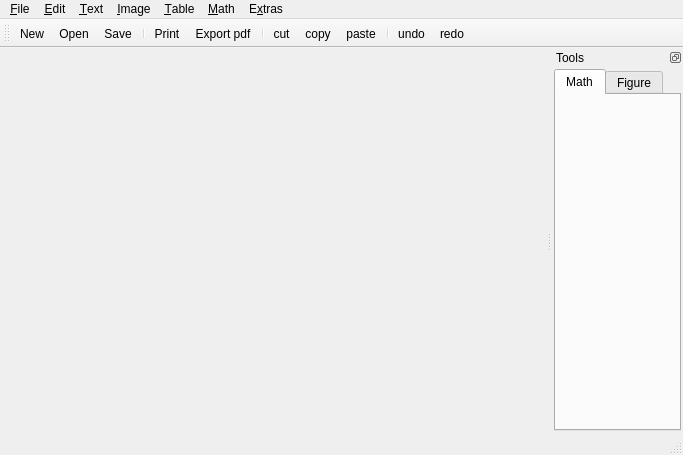
nfbyfm/TME, file src/MainApp/View/mainwindow.ui: the form before one commit.
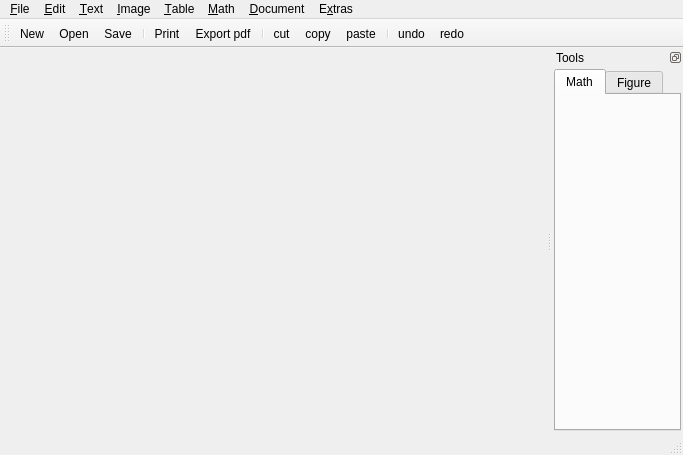
The form after the commit. Icons and pictures are not drawn.

Patch:
```diff
--- a/src/MainApp/View/mainwindow.ui
+++ b/src/MainApp/View/mainwindow.ui
@@ -143,12 +143,19 @@
     <addaction name="action_solve"/>
     <addaction name="actiondetect_formulas"/>
    </widget>
+   <widget class="QMenu" name="menu_Document">
+    <property name="title">
+     <string>&amp;Document</string>
+    </property>
+    <addaction name="action_DocumentProperties"/>
+   </widget>
    <addaction name="menu_File"/>
    <addaction name="menu_Edit"/>
    <addaction name="menu_Text"/>
    <addaction name="menu_Image"/>
    <addaction name="menu_Table"/>
    <addaction name="menu_Math"/>
+   <addaction name="menu_Document"/>
    <addaction name="menuE_xtras"/>
   </widget>
   <widget class="QToolBar" name="mainToolBar">
```
Left out of the diff: 5 changed lines with no effect on the pictures.
